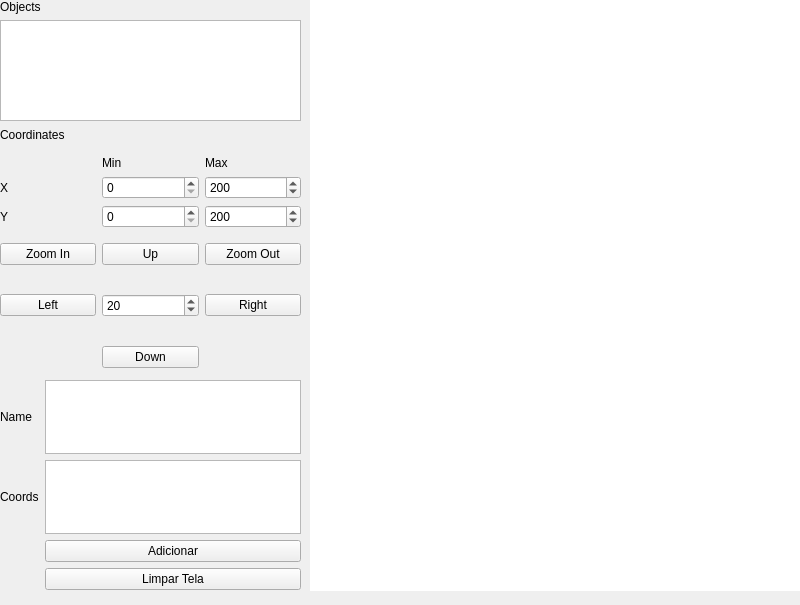
This is src/template.ui in Baldessar/INE5420 as Qt 5 draws it before an edit. The edited form follows.
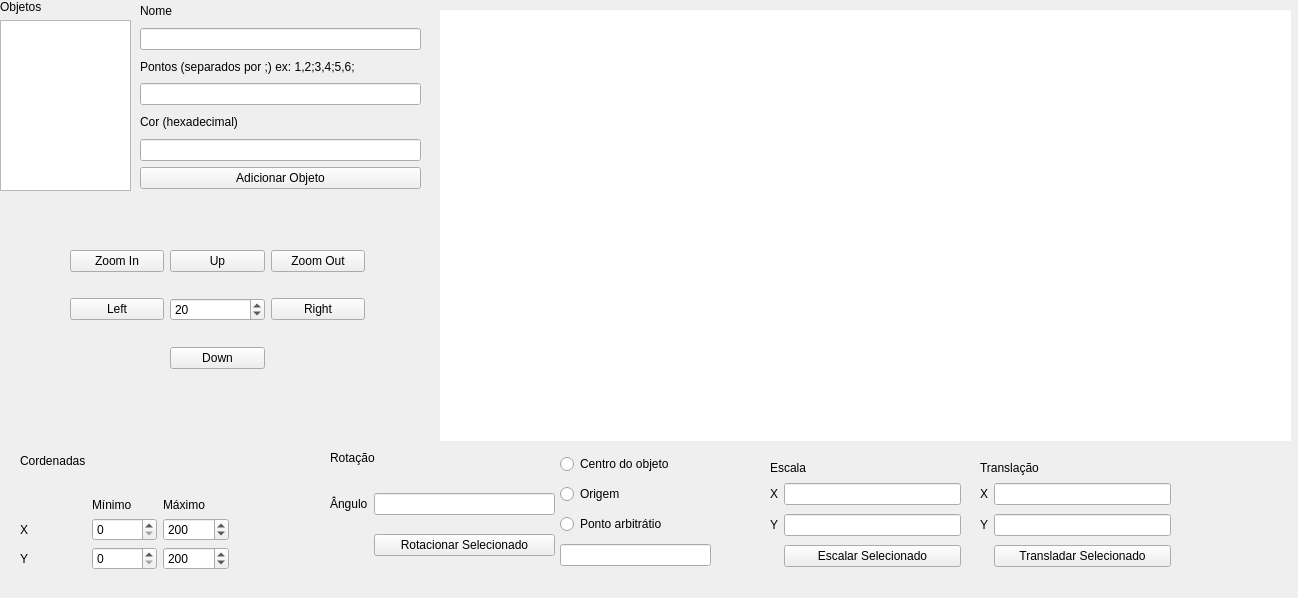
This is the edited form.

```diff
--- a/src/template.ui
+++ b/src/template.ui
@@ -6,8 +6,8 @@
    <rect>
     <x>0</x>
     <y>0</y>
-    <width>800</width>
-    <height>605</height>
+    <width>1298</width>
+    <height>598</height>
    </rect>
   </property>
   <property name="windowTitle">
@@ -19,10 +19,10 @@
   <widget class="QWidget" name="gridLayoutWidget">
    <property name="geometry">
     <rect>
-     <x>0</x>
-     <y>220</y>
-     <width>301</width>
-     <height>171</height>
+     <x>70</x>
+     <y>230</y>
+     <width>295</width>
+     <height>159</height>
     </rect>
    </property>
    <layout class="QGridLayout" name="gridLayout">
@@ -40,13 +40,6 @@
       </property>
      </widget>
     </item>
-    <item row="3" column="1">
-     <widget class="QPushButton" name="buttonDown">
-      <property name="text">
-       <string>Down</string>
-      </property>
-     </widget>
-    </item>
     <item row="1" column="2">
      <widget class="QPushButton" name="buttonRight">
       <property name="text">
@@ -75,15 +68,22 @@
       </property>
      </widget>
     </item>
+    <item row="3" column="1">
+     <widget class="QPushButton" name="buttonDown">
+      <property name="text">
+       <string>Down</string>
+      </property>
+     </widget>
+    </item>
    </layout>
   </widget>
   <widget class="QWidget" name="drawArea" native="true">
    <property name="geometry">
     <rect>
-     <x>310</x>
-     <y>0</y>
-     <width>491</width>
-     <height>591</height>
+     <x>440</x>
+     <y>10</y>
+     <width>851</width>
+     <height>431</height>
     </rect>
    </property>
    <property name="palette">
@@ -535,26 +535,36 @@
   <widget class="QWidget" name="verticalLayoutWidget">
    <property name="geometry">
     <rect>
-     <x>0</x>
-     <y>120</y>
-     <width>301</width>
-     <height>108</height>
+     <x>20</x>
+     <y>430</y>
+     <width>209</width>
+     <height>140</height>
     </rect>
    </property>
    <layout class="QVBoxLayout" name="verticalLayout">
     <item>
      <widget class="QLabel" name="label_2">
       <property name="text">
-       <string>Coordinates</string>
+       <string>Cordenadas</string>
       </property>
      </widget>
     </item>
     <item>
      <layout class="QGridLayout" name="gridLayout_2">
-      <item row="0" column="2">
-       <widget class="QLabel" name="label_4">
+      <item row="0" column="1">
+       <widget class="QLabel" name="label_3">
         <property name="text">
-         <string>Max</string>
+         <string>Mínimo</string>
+        </property>
+       </widget>
+      </item>
+      <item row="2" column="2">
+       <widget class="QSpinBox" name="spinBoxXMax">
+        <property name="maximum">
+         <number>1000</number>
+        </property>
+        <property name="value">
+         <number>200</number>
         </property>
        </widget>
       </item>
@@ -565,13 +575,6 @@
         </property>
        </widget>
       </item>
-      <item row="3" column="1">
-       <widget class="QSpinBox" name="spinBoxYMin">
-        <property name="maximum">
-         <number>1000</number>
-        </property>
-       </widget>
-      </item>
       <item row="2" column="0">
        <widget class="QLabel" name="label_5">
         <property name="text">
@@ -579,15 +582,22 @@
         </property>
        </widget>
       </item>
-      <item row="0" column="1">
-       <widget class="QLabel" name="label_3">
+      <item row="0" column="2">
+       <widget class="QLabel" name="label_4">
         <property name="text">
-         <string>Min</string>
+         <string>Máximo</string>
         </property>
        </widget>
       </item>
-      <item row="2" column="2">
-       <widget class="QSpinBox" name="spinBoxXMax">
+      <item row="3" column="1">
+       <widget class="QSpinBox" name="spinBoxYMin">
+        <property name="maximum">
+         <number>1000</number>
+        </property>
+       </widget>
+      </item>
+      <item row="3" column="2">
+       <widget class="QSpinBox" name="spinBoxYMax">
         <property name="maximum">
          <number>1000</number>
         </property>
@@ -606,34 +616,24 @@
         </property>
        </widget>
       </item>
-      <item row="3" column="2">
-       <widget class="QSpinBox" name="spinBoxYMax">
-        <property name="maximum">
-         <number>1000</number>
-        </property>
-        <property name="value">
-         <number>200</number>
-        </property>
-       </widget>
-      </item>
      </layout>
     </item>
    </layout>
   </widget>
-  <widget class="QWidget" name="verticalLayoutWidget_2">
+  <widget class="QWidget" name="verticalLayoutWidget">
    <property name="geometry">
     <rect>
      <x>0</x>
      <y>0</y>
-     <width>301</width>
-     <height>121</height>
+     <width>131</width>
+     <height>191</height>
     </rect>
    </property>
-   <layout class="QVBoxLayout" name="verticalLayout_2">
+   <layout class="QVBoxLayout" name="verticalLayout">
     <item>
      <widget class="QLabel" name="label">
       <property name="text">
-       <string>Objects</string>
+       <string>Objetos</string>
       </property>
      </widget>
     </item>
@@ -642,52 +642,237 @@
     </item>
    </layout>
   </widget>
-  <widget class="QWidget" name="gridLayoutWidget_3">
+  <widget class="QWidget" name="verticalLayoutWidget_3">
    <property name="geometry">
     <rect>
-     <x>0</x>
-     <y>380</y>
-     <width>301</width>
-     <height>210</height>
+     <x>140</x>
+     <y>0</y>
+     <width>281</width>
+     <height>189</height>
     </rect>
    </property>
-   <layout class="QGridLayout" name="gridLayout_3">
-    <item row="2" column="0">
+   <layout class="QVBoxLayout" name="verticalLayout_3">
+    <item>
+     <widget class="QLabel" name="label_7">
+      <property name="text">
+       <string>Nome</string>
+      </property>
+     </widget>
+    </item>
+    <item>
+     <widget class="QLineEdit" name="shapeNameInput"/>
+    </item>
+    <item>
      <widget class="QLabel" name="label_8">
       <property name="text">
-       <string>Coords</string>
+       <string>Pontos (separados por ;) ex: 1,2;3,4;5,6;</string>
       </property>
      </widget>
     </item>
-    <item row="2" column="2">
-     <widget class="QPlainTextEdit" name="shapePointsInput"/>
+    <item>
+     <widget class="QLineEdit" name="shapeCoordsInput"/>
     </item>
-    <item row="4" column="2">
+    <item>
+     <widget class="QLabel" name="label_18">
+      <property name="text">
+       <string>Cor (hexadecimal)</string>
+      </property>
+     </widget>
+    </item>
+    <item>
+     <widget class="QLineEdit" name="shapeColorInput"/>
+    </item>
+    <item>
      <widget class="QPushButton" name="buttonAddShape">
       <property name="text">
-       <string>Adicionar</string>
+       <string>Adicionar Objeto</string>
       </property>
      </widget>
     </item>
-    <item row="5" column="2">
-     <widget class="QPushButton" name="buttonClean">
+   </layout>
+  </widget>
+  <widget class="QLabel" name="label_17">
+   <property name="geometry">
+    <rect>
+     <x>330</x>
+     <y>450</y>
+     <width>61</width>
+     <height>16</height>
+    </rect>
+   </property>
+   <property name="text">
+    <string>Rotação</string>
+   </property>
+  </widget>
+  <widget class="QWidget" name="gridLayoutWidget_7">
+   <property name="geometry">
+    <rect>
+     <x>980</x>
+     <y>480</y>
+     <width>191</width>
+     <height>91</height>
+    </rect>
+   </property>
+   <layout class="QGridLayout" name="gridLayout_8">
+    <item row="2" column="1">
+     <widget class="QPushButton" name="translateButton">
       <property name="text">
-       <string>Limpar Tela</string>
+       <string>Transladar Selecionado</string>
       </property>
      </widget>
     </item>
+    <item row="0" column="1">
+     <widget class="QLineEdit" name="translateInputX"/>
+    </item>
+    <item row="1" column="1">
+     <widget class="QLineEdit" name="translateInputY"/>
+    </item>
     <item row="0" column="0">
-     <widget class="QLabel" name="label_7">
+     <widget class="QLabel" name="label_19">
       <property name="text">
-       <string>Name</string>
+       <string>X</string>
       </property>
      </widget>
     </item>
-    <item row="0" column="2">
-     <widget class="QTextEdit" name="shapeNameInput"/>
+    <item row="1" column="0">
+     <widget class="QLabel" name="label_20">
+      <property name="text">
+       <string>Y</string>
+      </property>
+     </widget>
     </item>
    </layout>
   </widget>
+  <widget class="QWidget" name="gridLayoutWidget_4">
+   <property name="geometry">
+    <rect>
+     <x>330</x>
+     <y>480</y>
+     <width>225</width>
+     <height>91</height>
+    </rect>
+   </property>
+   <layout class="QGridLayout" name="gridLayout_5">
+    <item row="0" column="1">
+     <widget class="QLineEdit" name="rotateAngleInput"/>
+    </item>
+    <item row="1" column="1">
+     <widget class="QPushButton" name="rotateButton">
+      <property name="text">
+       <string>Rotacionar Selecionado</string>
+      </property>
+     </widget>
+    </item>
+    <item row="0" column="0">
+     <widget class="QLabel" name="label_12">
+      <property name="text">
+       <string>Ângulo</string>
+      </property>
+     </widget>
+    </item>
+   </layout>
+  </widget>
+  <widget class="QWidget" name="gridLayoutWidget_5">
+   <property name="geometry">
+    <rect>
+     <x>770</x>
+     <y>480</y>
+     <width>191</width>
+     <height>91</height>
+    </rect>
+   </property>
+   <layout class="QGridLayout" name="gridLayout_6">
+    <item row="2" column="1">
+     <widget class="QPushButton" name="scaleButton">
+      <property name="text">
+       <string>Escalar Selecionado</string>
+      </property>
+     </widget>
+    </item>
+    <item row="0" column="1">
+     <widget class="QLineEdit" name="scaleInputX"/>
+    </item>
+    <item row="1" column="1">
+     <widget class="QLineEdit" name="scaleInputY"/>
+    </item>
+    <item row="0" column="0">
+     <widget class="QLabel" name="label_13">
+      <property name="text">
+       <string>X</string>
+      </property>
+     </widget>
+    </item>
+    <item row="1" column="0">
+     <widget class="QLabel" name="label_14">
+      <property name="text">
+       <string>Y</string>
+      </property>
+     </widget>
+    </item>
+   </layout>
+  </widget>
+  <widget class="QWidget" name="verticalLayoutWidget_5">
+   <property name="geometry">
+    <rect>
+     <x>560</x>
+     <y>450</y>
+     <width>151</width>
+     <height>121</height>
+    </rect>
+   </property>
+   <layout class="QVBoxLayout" name="verticalLayout_5">
+    <item>
+     <widget class="QRadioButton" name="radioButtonRotateCenter">
+      <property name="text">
+       <string>Centro do objeto</string>
+      </property>
+     </widget>
+    </item>
+    <item>
+     <widget class="QRadioButton" name="radioBradioButtonRotateOrigin">
+      <property name="text">
+       <string>Origem</string>
+      </property>
+     </widget>
+    </item>
+    <item>
+     <widget class="QRadioButton" name="radioButtonRotatePoint">
+      <property name="text">
+       <string>Ponto arbitrátio</string>
+      </property>
+     </widget>
+    </item>
+    <item>
+     <widget class="QLineEdit" name="rotatePointInput"/>
+    </item>
+   </layout>
+  </widget>
+  <widget class="QLabel" name="label_21">
+   <property name="geometry">
+    <rect>
+     <x>980</x>
+     <y>460</y>
+     <width>101</width>
+     <height>16</height>
+    </rect>
+   </property>
+   <property name="text">
+    <string>Translação</string>
+   </property>
+  </widget>
+  <widget class="QLabel" name="label_22">
+   <property name="geometry">
+    <rect>
+     <x>770</x>
+     <y>460</y>
+     <width>101</width>
+     <height>16</height>
+    </rect>
+   </property>
+   <property name="text">
+    <string>Escala</string>
+   </property>
+  </widget>
  </widget>
  <resources/>
  <connections/>
```
